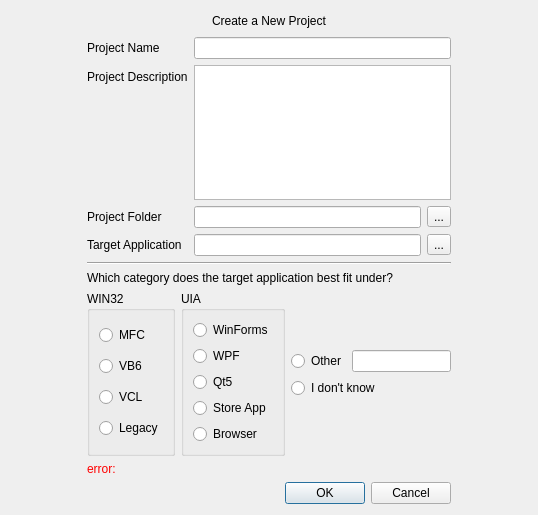
Qt form src/gui/ui/newprojectdialog.ui (facade-technologies-inc/facile) before a commit.
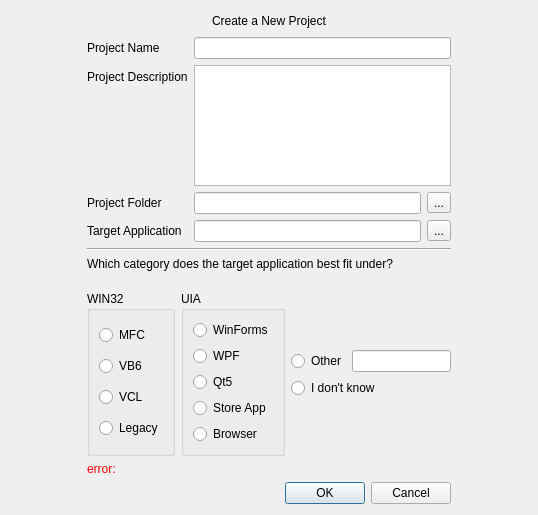
The same form after that commit.

```diff
--- a/src/gui/ui/newprojectdialog.ui
+++ b/src/gui/ui/newprojectdialog.ui
@@ -142,7 +142,8 @@
      <item>
       <widget class="QLabel" name="label_4">
        <property name="text">
-        <string>Which category does the target application best fit under?</string>
+                                <string>Which category does the target application best fit under?
+                                </string>
        </property>
       </widget>
      </item>
```
Left out of the diff: 3 changed lines with no effect on the pictures. Lines whose indentation alone changed are shown as unchanged.
